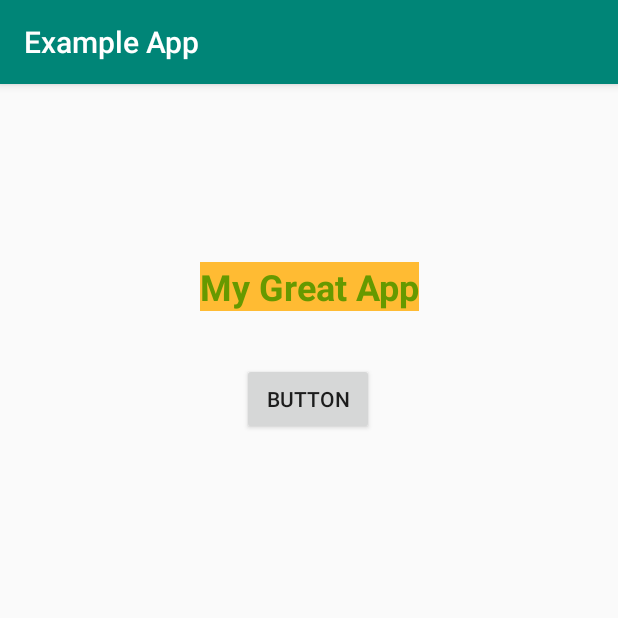
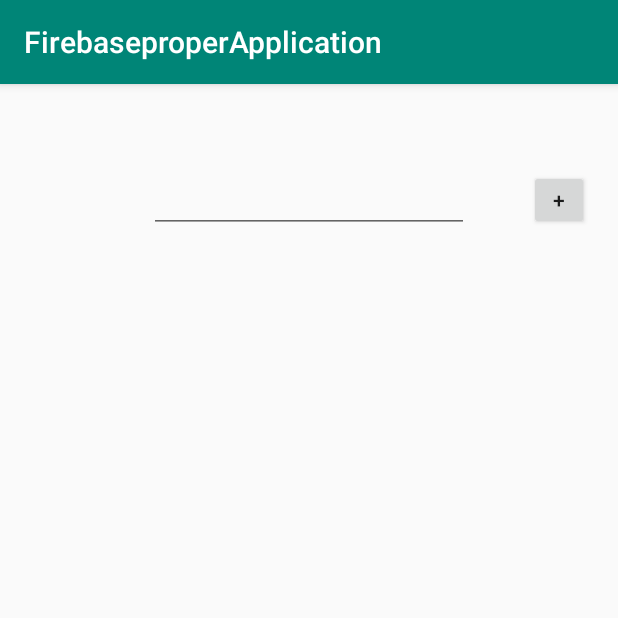
Before and after one commit to Kiwilynn/AndroidWeek9, an Android app: the screen it shows after launch (MainActivity), on a phone screen of 412 x 824 dp, the top half of it. Run offline under Robolectric (Android 15) with nearby library versions, the phone set to English and light mode, and no system bars; our stand-ins replace Firebase (no records; nobody signed in at launch, a user with empty details on screens opened directly).

Commit message:
Correct application uploaded
MainActivity doesn't show newly added notes
MainActivity only shows 1 note at a time, most recent note added.

```diff
--- a/src/main/AndroidManifest.xml
+++ b/src/main/AndroidManifest.xml
@@ -1,6 +1,6 @@
 <?xml version="1.0" encoding="utf-8"?>
 <manifest xmlns:android="http://schemas.android.com/apk/res/android"
-    package="com.example.exampleapp">
+    package="com.example.firebase">
 
     <application
         android:allowBackup="true"
@@ -9,6 +9,7 @@
         android:roundIcon="@mipmap/ic_launcher_round"
         android:supportsRtl="true"
         android:theme="@style/AppTheme">
+        <activity android:name=".DetailActivity"></activity>
         <activity android:name=".MainActivity">
             <intent-filter>
                 <action android:name="android.intent.action.MAIN" />
--- /dev/null
+++ b/src/main/java/com/example/firebase/MainActivity.java
@@ -0,0 +1,75 @@
+package com.example.firebase;
+
+import androidx.annotation.Nullable;
+import androidx.appcompat.app.AppCompatActivity;
+import androidx.recyclerview.widget.LinearLayoutManager;
+import androidx.recyclerview.widget.RecyclerView;
+
+import android.os.Bundle;
+import android.util.Log;
+import android.view.View;
+import android.widget.Button;
+import android.widget.EditText;
+
+import com.example.firebase.Model.Note;
+import com.example.firebase.Storage.FireBaseRepo;
+import com.example.firebase.adapter.RecycleViewAdapter;
+import com.google.firebase.firestore.DocumentReference;
+import com.google.firebase.firestore.DocumentSnapshot;
+import com.google.firebase.firestore.EventListener;
+import com.google.firebase.firestore.FirebaseFirestoreException;
+import com.google.firebase.firestore.QuerySnapshot;
+
+import java.util.HashMap;
+import java.util.Map;
+
+import static com.example.firebase.Storage.FireBaseRepo.notes;
+import static com.example.firebase.Storage.FireBaseRepo.notesPath;
+
+public class MainActivity extends AppCompatActivity {
+
+    private static final String TAG = "MainActivity";
+    //private final static String notes = "notes";
+    //FirebaseFirestore db = FirebaseFirestore.getInstance();
+    RecycleViewAdapter adapter;
+    RecyclerView.LayoutManager layoutManager;
+    RecyclerView recyclerView;
+    public static final String indexKey = "INDEX_KEY";
+    EditText editText;
+
+    @Override
+    protected void onCreate(Bundle savedInstanceState) {
+        super.onCreate(savedInstanceState);
+        setContentView(R.layout.activity_main);
+        recyclerView = findViewById(R.id.RecyclerView);
+        layoutManager = new LinearLayoutManager(this);
+        recyclerView.setLayoutManager(layoutManager);
+        adapter = new RecycleViewAdapter();
+        recyclerView.setAdapter(adapter);
+        FireBaseRepo.adapter = adapter;
+
+    }
+
+    @Override
+    protected void onResume() {
+        super.onResume();
+    }
+
+
+    public void addNotes(View view) {
+        editText = (EditText) findViewById(R.id.newNoteEditText);
+            FireBaseRepo.createNote(editText.getText().toString());
+
+    }
+
+
+
+
+   /* private void addNewNote(){
+        DocumentReference docRef = FireBaseRepo.db.collection(notesPath).document();
+        Map<String, String> map = new HashMap<>();
+        map.put("head", "new headline 2");
+        map.put("body", "new body 2");
+        docRef.set(map);
+    }*/
+}
--- /dev/null
+++ b/src/main/java/com/example/firebase/Storage/FireBaseRepo.java
@@ -0,0 +1,95 @@
+package com.example.firebase.Storage;
+
+import android.util.Log;
+
+import androidx.annotation.Nullable;
+import androidx.recyclerview.widget.RecyclerView;
+
+import com.example.firebase.Model.Note;
+import com.example.firebase.adapter.RecycleViewAdapter;
+import com.google.firebase.firestore.DocumentReference;
+import com.google.firebase.firestore.DocumentSnapshot;
+import com.google.firebase.firestore.EventListener;
+import com.google.firebase.firestore.FirebaseFirestore;
+import com.google.firebase.firestore.FirebaseFirestoreException;
+import com.google.firebase.firestore.QuerySnapshot;
+
+import java.util.ArrayList;
+import java.util.HashMap;
+import java.util.List;
+import java.util.Map;
+
+import static java.lang.Integer.parseInt;
+
+public class FireBaseRepo {
+    public static List<Note> notes = new ArrayList<>();
+    public static RecyclerView.Adapter adapter;
+    public final static String notesPath = "notes";
+    public static FirebaseFirestore db = FirebaseFirestore.getInstance();
+    private static final String TAG = "FireBaseRepo";
+
+    public static Note getNote(int index) {
+        if (index >= notes.size()) {
+            return new Note("", "", "");
+        } else {
+            return notes.get(index);
+        }
+    }
+
+    public static void createNote(String headLine){
+
+        DocumentReference documentReference = db.collection(notesPath).document();
+        Map<String, String> map = new HashMap<>();
+        map.put("head", headLine);
+        map.put("body", "filler");
+        documentReference.set(map);
+    }
+
+    public static void deleteNote(int index){
+
+        String key = notes.get(index).getId();
+        DocumentReference documentReference = FireBaseRepo.db.collection(notesPath).document(key);
+        documentReference.delete();
+    }
+
+    public static void editNote(int index, String head, String body){
+        String id = notes.get(index).getId();
+        //Get a firebase ref.
+        DocumentReference documentReference = FireBaseRepo.db.collection(notesPath).document(id);
+
+        //Make map to store all data
+        Map<String, String> map = new HashMap<>();
+        map.put("head", head);
+        map.put("body", body);
+        //Overwrites previous map
+        documentReference.set(map);
+
+        notes.get(index).setHead(head);
+        notes.get(index).setBody(body);
+    }
+
+
+    static{
+        startNoteListener();
+    }
+
+
+    private static void startNoteListener() {
+        FireBaseRepo.db.collection(notesPath).addSnapshotListener(new EventListener<QuerySnapshot>() {
+            @Override
+            public void onEvent(@Nullable QuerySnapshot values, @Nullable FirebaseFirestoreException e) {
+
+                Log.d(TAG, "onEvent: read from FireBase");
+
+                for (DocumentSnapshot snap: values.getDocuments()) {
+                    notes.add(new Note(snap.getId(), snap.get("head").toString(), snap.get("body").toString()));
+
+
+                    Log.d(TAG,   snap.get("head").toString());
+                }
+                adapter.notifyDataSetChanged();
+            }
+        });
+    }
+
+}
--- /dev/null
+++ b/src/main/java/com/example/firebase/adapter/RecycleViewAdapter.java
@@ -0,0 +1,33 @@
+package com.example.firebase.adapter;
+
+import android.view.LayoutInflater;
+import android.view.ViewGroup;
+import android.widget.LinearLayout;
+
+import androidx.annotation.NonNull;
+import androidx.recyclerview.widget.RecyclerView;
+
+import com.example.firebase.R;
+import com.example.firebase.Storage.FireBaseRepo;
+import com.example.firebase.ViewHolder.ViewHolder;
+
+public class RecycleViewAdapter extends RecyclerView.Adapter<ViewHolder> {
+
+
+    @NonNull
+    @Override
+    public ViewHolder onCreateViewHolder(@NonNull ViewGroup parent, int viewType) {
+        LinearLayout ll = (LinearLayout)LayoutInflater.from(parent.getContext()).inflate(R.layout.simplerow, parent, false);
+        return new ViewHolder(ll);
+    }
+
+    @Override
+    public void onBindViewHolder(@NonNull ViewHolder holder, int position) {
+        holder.setPosition(position);
+    }
+
+    @Override
+    public int getItemCount() {
+        return FireBaseRepo.notes.size();
+    }
+}
--- a/src/main/res/layout/activity_main.xml
+++ b/src/main/res/layout/activity_main.xml
@@ -6,34 +6,42 @@
     android:layout_height="match_parent"
     tools:context=".MainActivity">
 
-    <TextView
-        android:id="@+id/textView"
+    <androidx.recyclerview.widget.RecyclerView
+        android:id="@+id/RecyclerView"
+        android:layout_width="234dp"
+        android:layout_height="459dp"
+        app:layout_constraintBottom_toBottomOf="parent"
+        app:layout_constraintEnd_toEndOf="parent"
+        app:layout_constraintStart_toStartOf="parent"
+        app:layout_constraintTop_toTopOf="parent" />
+
+    <Button
+        android:id="@+id/addButton"
+        android:layout_width="40dp"
+        android:layout_height="40dp"
+        android:layout_marginStart="352dp"
+        android:layout_marginLeft="352dp"
+        android:layout_marginTop="19dp"
+        android:layout_marginEnd="19dp"
+        android:layout_marginRight="19dp"
+        android:layout_marginBottom="20dp"
+        android:onClick="addNotes"
+        android:text="+"
+        app:layout_constraintBottom_toTopOf="@+id/RecyclerView"
+        app:layout_constraintEnd_toEndOf="parent"
+        app:layout_constraintStart_toStartOf="parent"
+        app:layout_constraintTop_toTopOf="parent" />
+
+    <EditText
+        android:id="@+id/newNoteEditText"
         android:layout_width="wrap_content"
         android:layout_height="wrap_content"
-        android:layout_marginTop="40dp"
-        android:background="@android:color/holo_orange_light"
-        android:gravity="top"
-        android:text="My Great App"
-        android:textColor="@android:color/holo_green_dark"
-        android:textSize="24sp"
-        android:textStyle="bold"
-        app:layout_constraintBottom_toBottomOf="parent"
-        app:layout_constraintLeft_toLeftOf="parent"
-        app:layout_constraintRight_toRightOf="parent"
-        app:layout_constraintTop_toTopOf="parent"
-        app:layout_constraintVertical_bias="0.113" />
-
-    <Button
-        android:id="@+id/button"
-        android:layout_width="wrap_content"
-        android:layout_height="wrap_content"
-        android:onClick="clickFunction"
-        android:text="Button"
-        app:layout_constraintBottom_toBottomOf="parent"
+        android:layout_marginTop="16dp"
+        android:layout_marginBottom="17dp"
+        android:ems="10"
+        android:inputType="textPersonName"
+        app:layout_constraintBottom_toTopOf="@+id/RecyclerView"
         app:layout_constraintEnd_toEndOf="parent"
-        app:layout_constraintHorizontal_bias="0.498"
         app:layout_constraintStart_toStartOf="parent"
-        app:layout_constraintTop_toBottomOf="@+id/textView"
-        app:layout_constraintVertical_bias="0.061" />
-
+        app:layout_constraintTop_toTopOf="parent" />
 </androidx.constraintlayout.widget.ConstraintLayout>
--- a/src/main/res/values/strings.xml
+++ b/src/main/res/values/strings.xml
@@ -1,3 +1,3 @@
 <resources>
-    <string name="app_name">Example App</string>
+    <string name="app_name">FirebaseproperApplication</string>
 </resources>
```
Also changed, not shown: src/main/java/com/example/firebase/DetailActivity.java (added, +41 -0 lines), src/main/java/com/example/firebase/Model/Note.java (added, +41 -0 lines), src/main/java/com/example/firebase/ViewHolder/ViewHolder.java (added, +56 -0 lines), src/main/res/layout/activity_detail.xml (added, +42 -0 lines), src/main/res/layout/simplerow.xml (added, +11 -0 lines), 2 other files.
